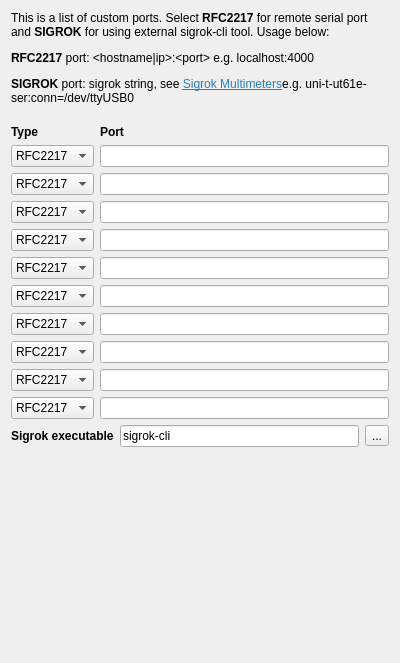
Before: the Qt Designer form src/ui/uiportsprefs.ui in tuxmaster/QtDMM, drawn with Qt 5.
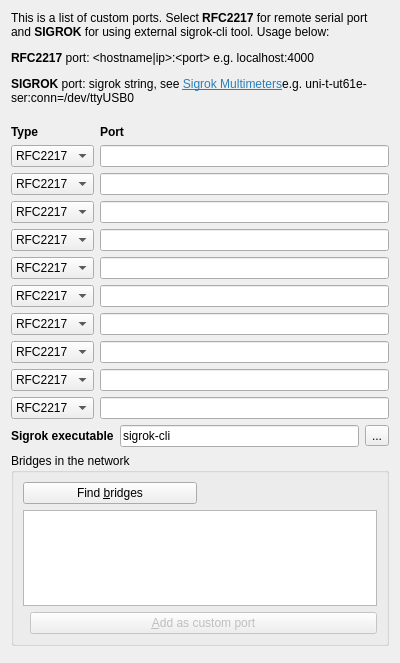
After: the same form once the commit is applied. Custom widgets are drawn as their Qt base class.

Commit message: Special ports: find qtdmm-bridge instances by mDNS

The edit to the form file:
```diff
--- a/src/ui/uiportsprefs.ui
+++ b/src/ui/uiportsprefs.ui
@@ -394,6 +394,73 @@
      </item>
     </layout>
    </item>
+   <item>
+    <widget class="QGroupBox" name="ui_bridgeGroup">
+     <property name="title">
+      <string>Bridges in the network</string>
+     </property>
+     <layout class="QVBoxLayout" name="verticalLayout_bridges">
+      <item>
+       <layout class="QHBoxLayout" name="horizontalLayout_bridges">
+        <item>
+         <widget class="QPushButton" name="ui_bridgeSearch">
+          <property name="text">
+           <string>Find &amp;bridges</string>
+          </property>
+          <property name="whatsThis">
+           <string>Looks for qtdmm-bridge instances announcing themselves by mDNS in the local network and lists their ports.</string>
+          </property>
+         </widget>
+        </item>
+        <item>
+         <widget class="QLabel" name="ui_bridgeHint">
+          <property name="text">
+           <string notr="true"/>
+          </property>
+          <property name="wordWrap">
+           <bool>true</bool>
+          </property>
+         </widget>
+        </item>
+       </layout>
+      </item>
+      <item>
+       <widget class="QListWidget" name="ui_bridgeList">
+        <property name="whatsThis">
+         <string>Ports the bridges serve. Double-click one, or select it and press Add, to put it into the next free custom port line as an RFC2217 entry.</string>
+        </property>
+        <property name="maximumSize">
+         <size>
+          <width>16777215</width>
+          <height>110</height>
+         </size>
+        </property>
+       </widget>
+      </item>
+      <item>
+       <layout class="QHBoxLayout" name="horizontalLayout_bridgeAdd">
+        <item>
+         <spacer name="spacer_bridgeAdd">
+          <property name="orientation">
+           <enum>Qt::Horizontal</enum>
+          </property>
+         </spacer>
+        </item>
+        <item>
+         <widget class="QPushButton" name="ui_bridgeAdd">
+          <property name="text">
+           <string>&amp;Add as custom port</string>
+          </property>
+          <property name="enabled">
+           <bool>false</bool>
+          </property>
+         </widget>
+        </item>
+       </layout>
+      </item>
+     </layout>
+    </widget>
+   </item>
    <item>
     <spacer name="Spacer1_8">
      <property name="orientation">
```
The commit also changes 15 other files.
